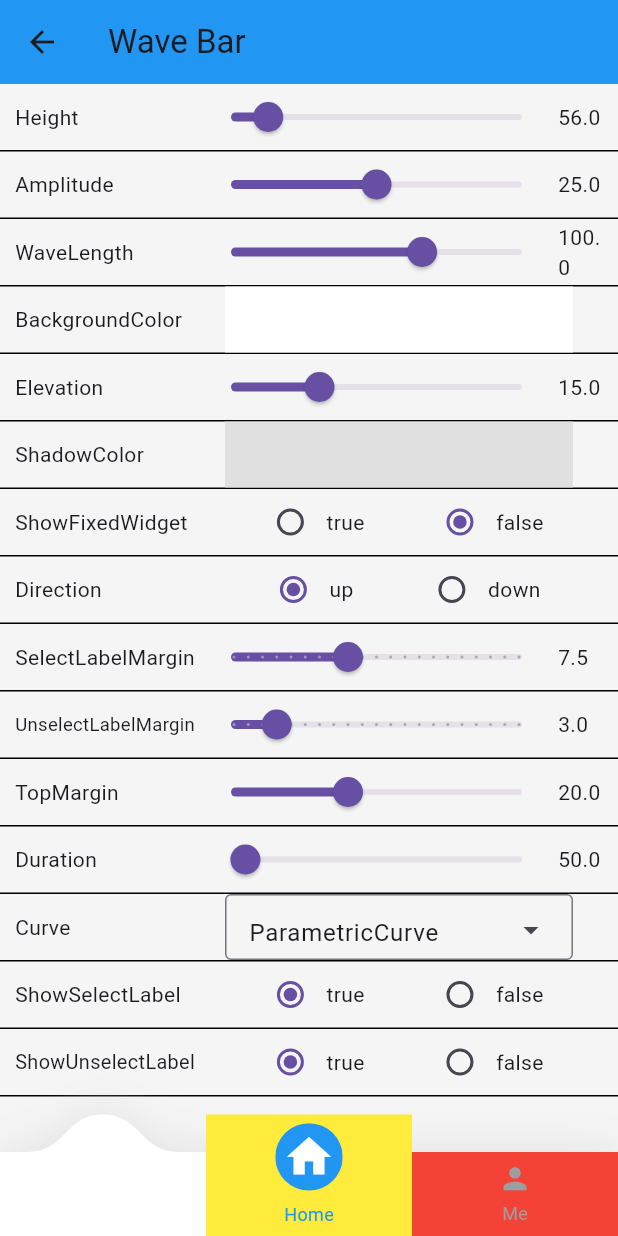
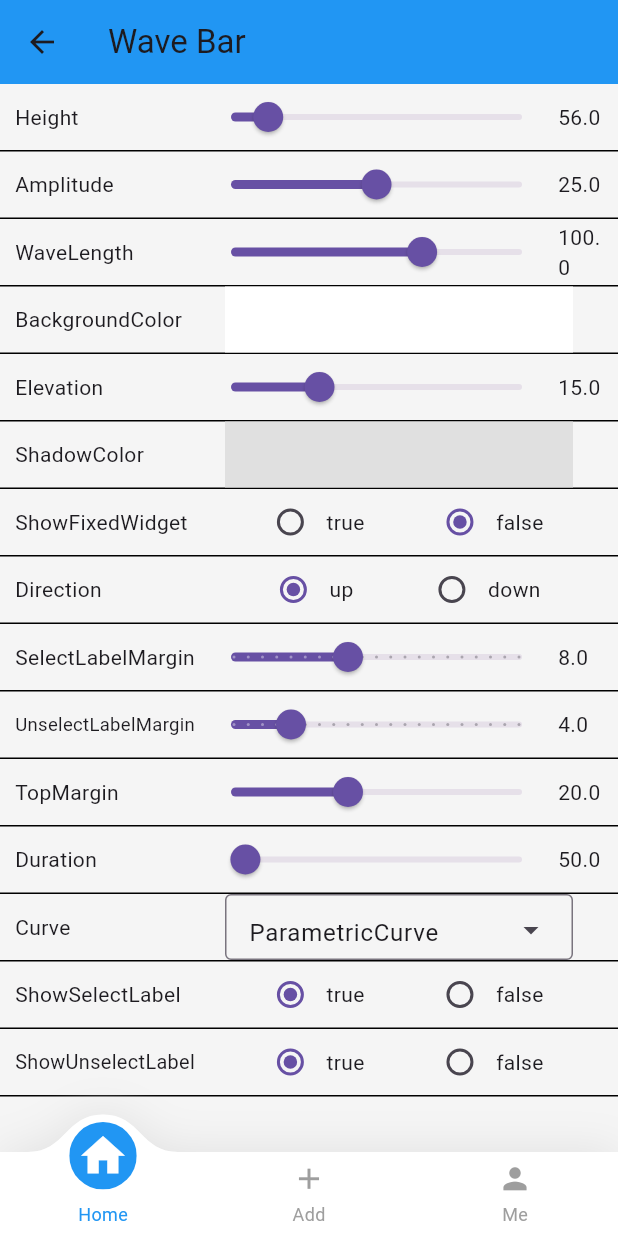
Before and after one commit to wenchaosong/FlutterBottomBar, a Flutter app: the WavePage screen opened by its route, on a phone screen of 412 x 824 dp. Run offline on Flutter 3.47's test engine with Material 3 defaults, Android fonts, the phone set to English and light mode, and no system bars; our stand-ins replace flutter_colorpicker.

```diff
--- a/example/lib/page/use.dart
+++ b/example/lib/page/use.dart
@@ -33,14 +33,14 @@ class _UsePageState extends State<UsePage> {
       body: SingleChildScrollView(
         child: Column(
           children: [
-            SizedBox(height: 30),
+            SizedBox(height: 50),
             WaveBottomBar(
               items: BarItem.simpleUse,
               onTap: (index) {
                 debugPrint("$index");
               },
             ),
-            SizedBox(height: 10),
+            SizedBox(height: 40),
             WaveBottomBar(
               items: BarItem.simpleUse,
               fixedWidget: ClipOval(
@@ -56,7 +56,7 @@ class _UsePageState extends State<UsePage> {
                 debugPrint("$index");
               },
             ),
-            SizedBox(height: 10),
+            SizedBox(height: 40),
             WaveBottomBar(
               items: BarItem.fixed,
               type: WaveBottomBarType.fixed,
@@ -64,7 +64,7 @@ class _UsePageState extends State<UsePage> {
                 debugPrint("$index");
               },
             ),
-            SizedBox(height: 10),
+            SizedBox(height: 40),
             WaveBottomBar(
               items: BarItem.fixed,
               fixedWidget: ClipOval(
@@ -81,23 +81,22 @@ class _UsePageState extends State<UsePage> {
                 debugPrint("$index");
               },
             ),
-            SizedBox(height: 10),
+            SizedBox(height: 40),
             WaveBottomBar(
               amplitude: 42,
               waveLength: 120,
-              activeTopMargin: 34,
+              activeTopMargin: -8,
               items: BarItem.simpleUse,
               direction: WaveBottomBarDirection.down,
-              showSelectedLabel: false,
               onTap: (index) {
                 debugPrint("$index");
               },
             ),
-            SizedBox(height: 10),
+            SizedBox(height: 40),
             WaveBottomBar(
               amplitude: 42,
               waveLength: 120,
-              activeTopMargin: 34,
+              activeTopMargin: -8,
               items: BarItem.fixed,
               type: WaveBottomBarType.fixed,
               direction: WaveBottomBarDirection.down,
@@ -109,9 +108,10 @@ class _UsePageState extends State<UsePage> {
           ],
         ),
       ),
-      bottomNavigationBar: WaveBottomBar(
+      bottomNavigationBar: Container(
+        margin: EdgeInsets.only(left: 30, right: 30, bottom: 30),
+        child: WaveBottomBar(
           items: BarItem.simpleUse,
-        margin: EdgeInsets.only(left: 50, right: 50, bottom: 30),
           corner: BorderRadius.only(
             topLeft: Radius.circular(5),
             topRight: Radius.circular(10),
@@ -122,6 +122,7 @@ class _UsePageState extends State<UsePage> {
             debugPrint("$index");
           },
         ),
+      ),
     );
   }
 }
--- a/example/lib/page/wave.dart
+++ b/example/lib/page/wave.dart
@@ -39,8 +39,8 @@ class _WavePageState extends State<WavePage> {
   Color _shadowColor = Colors.grey.shade300;
   String _showFixedWidget = "false";
   String _direction = "up";
-  double _selectLabelMargin = 7.5;
-  double _unselectLabelMargin = 3.0;
+  double _selectLabelMargin = 8;
+  double _unselectLabelMargin = 4.0;
   double _topMargin = 20.0;
   int _duration = 50;
   Curve _curve = Curves.linear;
@@ -318,9 +318,7 @@ class _WavePageState extends State<WavePage> {
                 color: Colors.red,
               )
             : null,
-        direction: _direction == "up"
-            ? WaveBottomBarDirection.up
-            : WaveBottomBarDirection.down,
+        direction: _direction == "up" ? WaveBottomBarDirection.up : WaveBottomBarDirection.down,
         selectedLabelMargin: _selectLabelMargin,
         unselectedLabelMargin: _unselectLabelMargin,
         activeTopMargin: -_topMargin,
--- a/lib/bottom_bar.dart
+++ b/lib/bottom_bar.dart
@@ -47,6 +47,9 @@ class WaveBarController {
 /// A bottom widget that like a wave can smoothly move to the active position
 /// and provide much attrs to config the widget
 class WaveBottomBar extends StatefulWidget {
+  /// width of the [WaveBottomBar]
+  final double? width;
+
   /// height of the [WaveBottomBar]
   final double height;
 
@@ -88,9 +91,6 @@ class WaveBottomBar extends StatefulWidget {
   /// this is used to update the current index
   final WaveBarController? controller;
 
-  /// the distance of the parent
-  final EdgeInsets margin;
-
   /// the margin between active label and icon
   final double selectedLabelMargin;
 
@@ -126,6 +126,7 @@ class WaveBottomBar extends StatefulWidget {
 
   WaveBottomBar({
     Key? key,
+    this.width,
     this.height = 56.0,
     this.amplitude = 25,
     this.waveLength = 100,
@@ -138,9 +139,8 @@ class WaveBottomBar extends StatefulWidget {
     this.type = WaveBottomBarType.normal,
     this.direction = WaveBottomBarDirection.up,
     this.controller,
-    this.margin = const EdgeInsets.all(0),
-    this.selectedLabelMargin = 7.5,
-    this.unselectedLabelMargin = 3,
+    this.selectedLabelMargin = 8,
+    this.unselectedLabelMargin = 4,
     this.activeTopMargin = -20,
     this.corner = const BorderRadius.all(Radius.zero),
     this.duration = const Duration(milliseconds: 50),
@@ -166,8 +166,7 @@ class WaveBottomBar extends StatefulWidget {
   State<StatefulWidget> createState() => _WaveBottomBarState();
 }
 
-class _WaveBottomBarState extends State<WaveBottomBar>
-    with SingleTickerProviderStateMixin {
+class _WaveBottomBarState extends State<WaveBottomBar> with SingleTickerProviderStateMixin {
   /// the active item index
   int _currentIndex = 0;
   late AnimationController _animCon;
@@ -189,8 +188,7 @@ class _WaveBottomBarState extends State<WaveBottomBar>
   @override
   void didUpdateWidget(covariant WaveBottomBar oldWidget) {
     super.didUpdateWidget(oldWidget);
-    if (widget.controller != null &&
-        oldWidget.controller != widget.controller) {
+    if (widget.controller != null && oldWidget.controller != widget.controller) {
       widget.controller?._bindState(this);
     }
   }
@@ -202,25 +200,13 @@ class _WaveBottomBarState extends State<WaveBottomBar>
   }
 
   /// the normal widget list of bottom items, contains icon and text
-  List<Widget> createNormalItem() {
+  Widget createNormalItem() {
     final childItem = <Widget>[];
     for (var i = 0; i < widget.items.length; i++) {
-      if (_currentIndex == i) {
+      if (_currentIndex == i ||
+          (widget.type == WaveBottomBarType.fixed && i == widget.items.length ~/ 2)) {
         childItem.add(const Expanded(child: SizedBox()));
         continue;
-      }
-      double height;
-      double margin;
-      bool hasFixed;
-      if (widget.type == WaveBottomBarType.fixed &&
-          i == widget.items.length ~/ 2) {
-        height = widget.height + widget.amplitude;
-        margin = widget.selectedLabelMargin;
-        hasFixed = true;
-      } else {
-        height = widget.height;
-        margin = widget.unselectedLabelMargin;
-        hasFixed = false;
       }
       Widget child = Expanded(
         child: GestureDetector(
@@ -229,18 +215,15 @@ class _WaveBottomBarState extends State<WaveBottomBar>
             animToIndex(i);
           },
           child: Container(
-            height: height,
-            color: Colors.red,
-            child: hasFixed && widget.fixedWidget != null
-                ? Column(children: [widget.fixedWidget!])
-                : Column(
+            height: widget.height,
+            color: Colors.transparent,
+            child: Column(
               mainAxisSize: MainAxisSize.min,
               mainAxisAlignment: MainAxisAlignment.center,
               children: [
                 widget.items[i].icon,
-                      if (widget.direction == WaveBottomBarDirection.up &&
-                          widget.showUnselectedLabel) ...[
-                        SizedBox(height: margin),
+                if (widget.showUnselectedLabel) ...[
+                  SizedBox(height: widget.unselectedLabelMargin),
                   Text(
                     "${widget.items[i].label}",
                     style: widget.unselectedLabelStyle,
@@ -253,58 +236,31 @@ class _WaveBottomBarState extends State<WaveBottomBar>
       );
       childItem.add(child);
     }
-    return childItem;
+    return Row(children: childItem);
   }
 
   /// the active item
-  Widget createActiveItem(double perWidth) {
-    double height;
-    double margin;
-    bool hasFixed;
-    bool hasPosition;
-    bool isCenter;
+  List<Widget> createFixedItem(double perWidth) {
+    final childItem = <Widget>[];
+
     if (widget.type == WaveBottomBarType.fixed) {
       if (_currentIndex == widget.items.length ~/ 2) {
-        height = widget.height + widget.amplitude;
-        margin = widget.selectedLabelMargin;
-        hasFixed = true;
-        hasPosition = true;
-        isCenter = false;
-      } else {
-        height = widget.height;
-        margin = widget.unselectedLabelMargin;
-        hasFixed = false;
-        hasPosition = true;
-        isCenter = true;
-      }
-    } else {
-      height = widget.height + widget.amplitude;
-      margin = widget.selectedLabelMargin;
-      hasFixed = true;
-      hasPosition = true;
-      isCenter = true;
-    }
-
         Widget child = GestureDetector(
           onTap: () {
             widget.onTap(_currentIndex);
+            animToIndex(_currentIndex);
           },
-      child: Container(
+          child: SizedBox(
             width: perWidth,
-        height: height,
-        color: Colors.yellow,
-        child: hasFixed && widget.fixedWidget != null
+            child: widget.fixedWidget != null
                 ? Column(children: [widget.fixedWidget!])
                 : Column(
                     mainAxisSize: MainAxisSize.min,
-                mainAxisAlignment: isCenter
-                    ? MainAxisAlignment.center
-                    : MainAxisAlignment.start,
                     children: [
                       widget.items[_currentIndex].activeIcon,
                       if (widget.direction == WaveBottomBarDirection.up &&
                           widget.showSelectedLabel) ...[
-                    SizedBox(height: margin),
+                        SizedBox(height: widget.selectedLabelMargin),
                         Text(
                           "${widget.items[_currentIndex].label}",
                           style: widget.selectedLabelStyle,
@@ -314,17 +270,113 @@ class _WaveBottomBarState extends State<WaveBottomBar>
                   ),
           ),
         );
-    final dx = _currentIndex * perWidth;
-    final offset = FractionalOffset(dx, 0);
-    if (hasPosition) {
-      return FractionallySizedBox(
-        widthFactor: 1 / widget.items.length,
-        alignment: offset,
+        childItem.add(Positioned(
+          left: _currentIndex * perWidth,
+          top: widget.activeTopMargin,
+          bottom: 0,
           child: child,
+        ));
+      } else {
+        Widget child1 = GestureDetector(
+          onTap: () {
+            widget.onTap(_currentIndex);
+            animToIndex(_currentIndex);
+          },
+          child: SizedBox(
+            width: perWidth,
+            child: Column(
+              mainAxisSize: MainAxisSize.min,
+              mainAxisAlignment: MainAxisAlignment.center,
+              children: [
+                widget.items[_currentIndex].activeIcon,
+                SizedBox(height: widget.unselectedLabelMargin),
+                Text(
+                  "${widget.items[_currentIndex].label}",
+                  style: widget.selectedLabelStyle,
+                ),
+              ],
+            ),
+          ),
         );
+        childItem.add(Positioned(
+          left: _currentIndex * perWidth,
+          top: 0,
+          bottom: 0,
+          child: child1,
+        ));
+
+        int index = widget.items.length ~/ 2;
+        Widget child2 = GestureDetector(
+          onTap: () {
+            widget.onTap(index);
+            animToIndex(index);
+          },
+          child: SizedBox(
+            width: perWidth,
+            child: widget.fixedWidget != null
+                ? Column(children: [widget.fixedWidget!])
+                : Column(
+                    mainAxisSize: MainAxisSize.min,
+                    children: [
+                      widget.items[index].activeIcon,
+                      if (widget.direction == WaveBottomBarDirection.up &&
+                          widget.showSelectedLabel) ...[
+                        SizedBox(height: widget.selectedLabelMargin),
+                        Text(
+                          "${widget.items[index].label}",
+                          style: widget.unselectedLabelStyle,
+                        ),
+                      ],
+                    ],
+                  ),
+          ),
+        );
+        childItem.add(Positioned(
+          left: index * perWidth,
+          top: widget.activeTopMargin,
+          bottom: 0,
+          child: child2,
+        ));
+      }
     } else {
-      return child;
+      Widget child = GestureDetector(
+        onTap: () {
+          widget.onTap(_currentIndex);
+          animToIndex(_currentIndex);
+        },
+        child: SizedBox(
+          width: perWidth,
+          child: widget.fixedWidget != null
+              ? Column(children: [widget.fixedWidget!])
+              : Column(
+                  mainAxisSize: MainAxisSize.min,
+                  children: [
+                    widget.items[_currentIndex].activeIcon,
+                    if (widget.direction == WaveBottomBarDirection.up &&
+                        widget.showSelectedLabel) ...[
+                      SizedBox(height: widget.selectedLabelMargin),
+                      Text(
+                        "${widget.items[_currentIndex].label}",
+                        style: widget.selectedLabelStyle,
+                      ),
+                    ],
+                  ],
+                ),
+        ),
+      );
+      childItem.add(Positioned(
+        left: _currentIndex * perWidth,
+        top: widget.activeTopMargin,
+        bottom: 0,
+        child: child,
+      ));
     }
+
+    return childItem;
+  }
+
+  Widget buildItem() {
+    return Container();
   }
 
   /// start anim to active item, pass the percentage to the wave
@@ -345,17 +397,18 @@ class _WaveBottomBarState extends State<WaveBottomBar>
 
   @override
   Widget build(BuildContext context) {
-    final width = MediaQuery.of(context).size.width -
-        widget.margin.left -
-        widget.margin.right;
+    final bottom = MediaQuery.of(context).padding.bottom;
+    final width = widget.width ?? MediaQuery.of(context).size.width;
     final perWidth = width / widget.items.length;
+    final height = widget.height + bottom;
     return Stack(
+      fit: StackFit.loose,
       clipBehavior: Clip.none,
-      alignment: Alignment.bottomCenter,
+      alignment: Alignment.topCenter,
       children: [
         SizedBox(
           width: width,
-          height: widget.height,
+          height: height,
           child: CustomPaint(
             painter: WavePainter(
               amplitude: widget.amplitude,
@@ -370,11 +423,8 @@ class _WaveBottomBarState extends State<WaveBottomBar>
             ),
           ),
         ),
-        Row(
-          crossAxisAlignment: CrossAxisAlignment.end,
-          children: createNormalItem(),
-        ),
-        createActiveItem(perWidth),
+        createNormalItem(),
+        ...createFixedItem(perWidth),
       ],
     );
   }
```
Also changed, not shown: 1 other file. Lines whose indentation alone changed are shown as unchanged.
